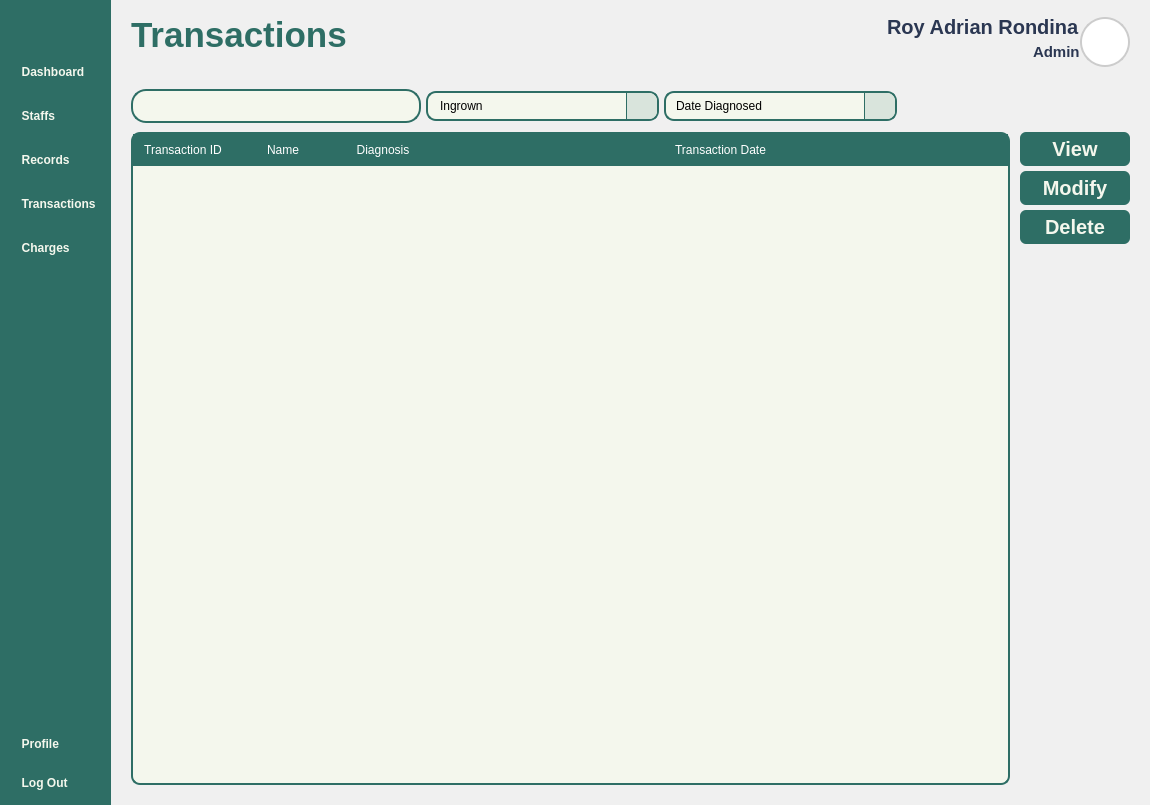
VinsmokeSanji69/COVACHA_CLINIC_SYSTEM, file Views/Admin_Transactions.ui: the form before one commit.
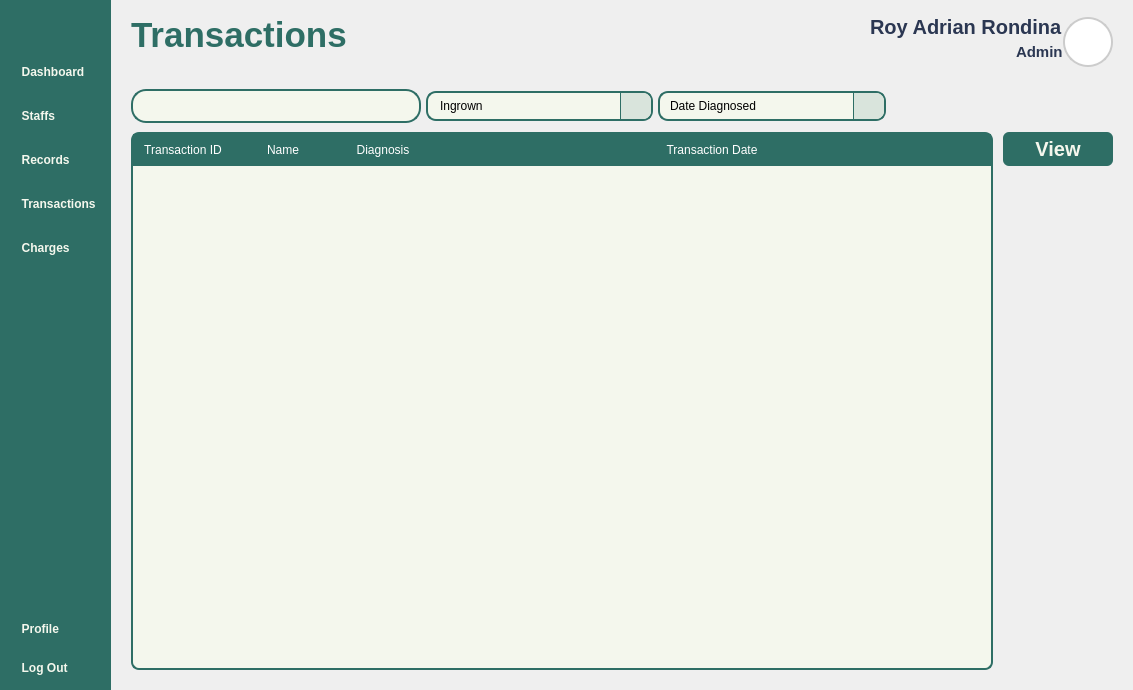
The form after the commit. Icons and pictures are not drawn.

Patch:
```diff
--- a/Views/Admin_Transactions.ui
+++ b/Views/Admin_Transactions.ui
@@ -1,30 +1,15 @@
 <?xml version="1.0" encoding="UTF-8"?>
 <ui version="4.0">
- <class>MainWindow</class>
- <widget class="QMainWindow" name="MainWindow">
-  <property name="windowModality">
-   <enum>Qt::ApplicationModal</enum>
-  </property>
+ <class>Form</class>
+ <widget class="QWidget" name="Form">
   <property name="geometry">
    <rect>
     <x>0</x>
     <y>0</y>
-    <width>1150</width>
-    <height>805</height>
+    <width>1133</width>
+    <height>690</height>
    </rect>
   </property>
-  <property name="sizePolicy">
-   <sizepolicy hsizetype="Expanding" vsizetype="Expanding">
-    <horstretch>0</horstretch>
-    <verstretch>0</verstretch>
-   </sizepolicy>
-  </property>
-  <property name="baseSize">
-   <size>
-    <width>1150</width>
-    <height>805</height>
-   </size>
-  </property>
   <property name="windowTitle">
    <string>MainWindow</string>
   </property>
@@ -61,13 +46,6 @@
 
 </string>
   </property>
-  <widget class="QWidget" name="centralwidget">
-   <property name="sizePolicy">
-    <sizepolicy hsizetype="Expanding" vsizetype="Expanding">
-     <horstretch>0</horstretch>
-     <verstretch>0</verstretch>
-    </sizepolicy>
-   </property>
    <layout class="QHBoxLayout" name="horizontalLayout_4">
     <property name="spacing">
      <number>0</number>
@@ -924,7 +902,88 @@
                  <number>0</number>
                 </property>
                 <item>
+                <widget class="QScrollArea" name="scrollArea">
+                 <property name="styleSheet">
+                  <string notr="true">QScrollBar:vertical{
+     background: transparent;
+     width: 10px;
+     border-radius: 5px;
+}
+QScrollBar:horizontal  {
+     background: transparent;
+     height: 10px;
+     border-radius: 5px;
+}
+QScrollBar::handle:vertical,
+QScrollBar::handle:horizontal  {
+    	background: #C0C0C0;
+    	border-radius: 5px;
+}
+QScrollBar::handle:vertical:hover,
+QScrollBar::handle:horizontal:hover {
+    	background: #A0A0A0;
+}
+QScrollBar::add-line:vertical,
+QScrollBar::sub-line:horizontal{
+    	background: none;
+    	border: none;
+}
+
+</string>
+                 </property>
+                 <property name="widgetResizable">
+                  <bool>true</bool>
+                 </property>
+                 <widget class="QWidget" name="scrollAreaWidgetContents">
+                  <property name="geometry">
+                   <rect>
+                    <x>0</x>
+                    <y>0</y>
+                    <width>673</width>
+                    <height>518</height>
+                   </rect>
+                  </property>
+                  <layout class="QVBoxLayout" name="verticalLayout_7">
+                   <property name="spacing">
+                    <number>0</number>
+                   </property>
+                   <property name="leftMargin">
+                    <number>0</number>
+                   </property>
+                   <property name="topMargin">
+                    <number>0</number>
+                   </property>
+                   <property name="rightMargin">
+                    <number>0</number>
+                   </property>
+                   <property name="bottomMargin">
+                    <number>0</number>
+                   </property>
+                   <item>
                  <widget class="QTableWidget" name="TransactionTable">
+                     <property name="styleSheet">
+                      <string notr="true">QTableWidget {
+	background-color: #F4F7ED;
+	gridline-color: transparent;
+	border-radius: 8px;
+	border: 2px solid #2E6E65;
+}
+QTableWidget::item {
+	border: none;
+	font:500 16pt &quot;Satoshi&quot;;
+	color: #2B3752;
+}
+QTableWidget::item:selected {
+	background-color: rgba(46, 110, 101, 0.3);
+}
+QTableWidget QHeaderView::section {
+	background-color: #2E6E65;
+	color: white;
+	padding: 5px;
+	font: 700 11pt &quot;Satoshi&quot;;
+	border: 2px solid #2E6E65;
+}</string>
+                     </property>
                   <property name="sizeAdjustPolicy">
                    <enum>QAbstractScrollArea::AdjustToContents</enum>
                   </property>
@@ -962,6 +1021,10 @@
                   </column>
                  </widget>
                 </item>
+                  </layout>
+                 </widget>
+                </widget>
+               </item>
                 <item alignment="Qt::AlignTop">
                  <widget class="QWidget" name="widget" native="true">
                   <property name="minimumSize">
@@ -993,20 +1056,6 @@
                      </property>
                     </widget>
                    </item>
-                   <item>
-                    <widget class="QPushButton" name="ModifyTransaction">
-                     <property name="text">
-                      <string>Modify</string>
-                     </property>
-                    </widget>
-                   </item>
-                   <item>
-                    <widget class="QPushButton" name="DeleteTransaction">
-                     <property name="text">
-                      <string>Delete</string>
-                     </property>
-                    </widget>
-                   </item>
                   </layout>
                  </widget>
                 </item>
@@ -1023,9 +1072,6 @@
      </widget>
     </item>
    </layout>
-   <zorder>MainBodyContainer</zorder>
-   <zorder>NavBar</zorder>
-  </widget>
  </widget>
  <resources>
   <include location="../Images/resources.qrc"/>
```
Left out of the diff: 4 changed lines with no effect on the pictures. Lines whose indentation alone changed are shown as unchanged.
